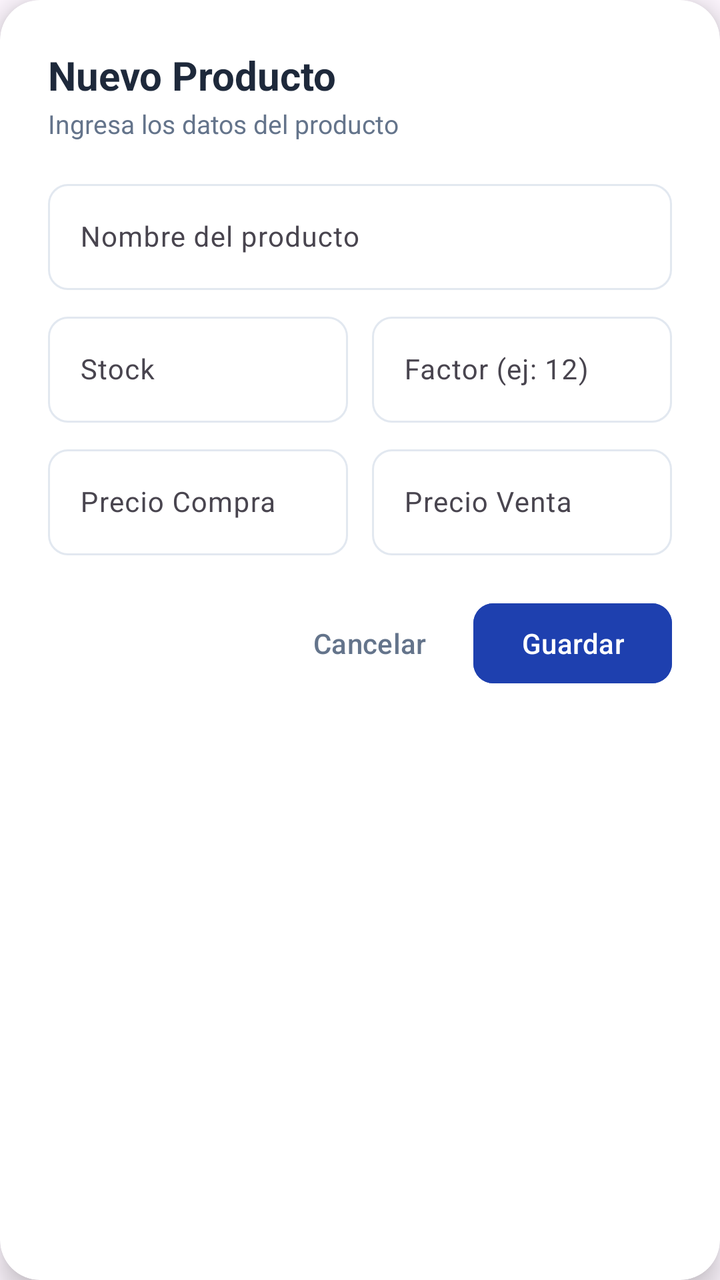
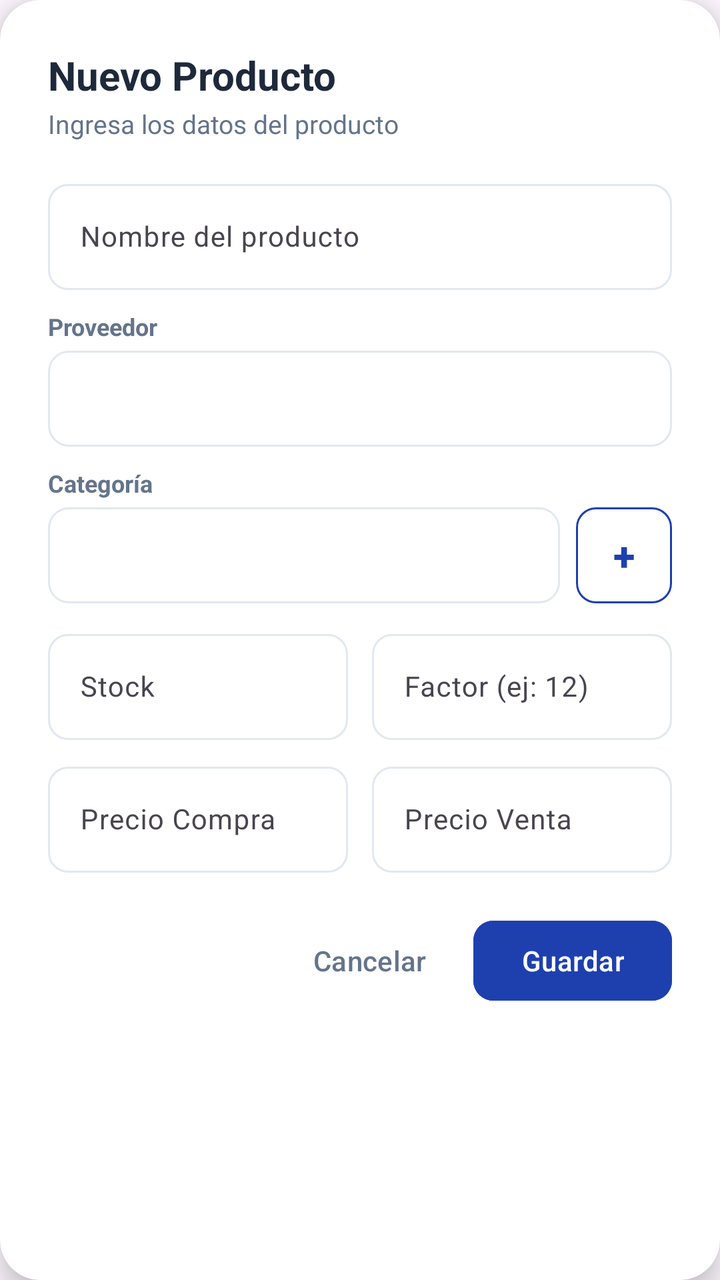

Screens rendered from an Android XML layout before and after an edit, with the pre-edit source and the edit as a unified diff.
<!-- AndroidManifest.xml: application theme Theme.Adisanappandroid -->
<!-- res/layout/dialog_producto.xml -->
<?xml version="1.0" encoding="utf-8"?>
<com.google.android.material.card.MaterialCardView xmlns:android="http://schemas.android.com/apk/res/android"
    xmlns:app="http://schemas.android.com/apk/res-auto"
    android:layout_width="match_parent"
    android:layout_height="wrap_content"
    app:cardBackgroundColor="@color/white"
    app:cardCornerRadius="20dp"
    app:cardElevation="8dp"
    app:strokeWidth="0dp">

    <LinearLayout
        android:layout_width="match_parent"
        android:layout_height="wrap_content"
        android:orientation="vertical"
        android:padding="24dp">

        <TextView
            android:id="@+id/tvDialogTitle"
            android:layout_width="wrap_content"
            android:layout_height="wrap_content"
            android:text="Nuevo Producto"
            android:textColor="@color/text_primary"
            android:textSize="20sp"
            android:textStyle="bold" />

        <TextView
            android:id="@+id/tvDialogSubtitle"
            android:layout_width="wrap_content"
            android:layout_height="wrap_content"
            android:layout_marginTop="2dp"
            android:text="Ingresa los datos del producto"
            android:textColor="@color/text_secondary"
            android:textSize="13sp" />

        
        <com.google.android.material.textfield.TextInputLayout
            android:id="@+id/tilNombre"
            style="@style/Widget.Material3.TextInputLayout.OutlinedBox"
            android:layout_width="match_parent"
            android:layout_height="wrap_content"
            android:layout_marginTop="16dp"
            app:boxCornerRadiusBottomEnd="10dp"
            app:boxCornerRadiusBottomStart="10dp"
            app:boxCornerRadiusTopEnd="10dp"
            app:boxCornerRadiusTopStart="10dp"
            app:boxStrokeColor="@color/input_stroke_color">

            <com.google.android.material.textfield.TextInputEditText
                android:id="@+id/etNombre"
                android:layout_width="match_parent"
                android:layout_height="wrap_content"
                android:hint="Nombre del producto"
                android:inputType="textPersonName"
                android:maxLines="1"
                android:textColor="@color/text_primary"
                android:textSize="14sp" />
        </com.google.android.material.textfield.TextInputLayout>

        
        <LinearLayout
            android:layout_width="match_parent"
            android:layout_height="wrap_content"
            android:layout_marginTop="8dp"
            android:baselineAligned="false"
            android:orientation="horizontal">

            <com.google.android.material.textfield.TextInputLayout
                android:id="@+id/tilStock"
                style="@style/Widget.Material3.TextInputLayout.OutlinedBox"
                android:layout_width="0dp"
                android:layout_height="wrap_content"
                android:layout_marginEnd="6dp"
                android:layout_weight="1"
                app:boxCornerRadiusBottomEnd="10dp"
                app:boxCornerRadiusBottomStart="10dp"
                app:boxCornerRadiusTopEnd="10dp"
                app:boxCornerRadiusTopStart="10dp"
                app:boxStrokeColor="@color/input_stroke_color">

                <com.google.android.material.textfield.TextInputEditText
                    android:id="@+id/etStock"
                    android:layout_width="match_parent"
                    android:layout_height="wrap_content"
                    android:hint="Stock"
                    android:inputType="number"
                    android:maxLines="1"
                    android:textColor="@color/text_primary"
                    android:textSize="14sp" />
            </com.google.android.material.textfield.TextInputLayout>

            <com.google.android.material.textfield.TextInputLayout
                android:id="@+id/tilFactor"
                style="@style/Widget.Material3.TextInputLayout.OutlinedBox"
                android:layout_width="0dp"
                android:layout_height="wrap_content"
                android:layout_marginStart="6dp"
                android:layout_weight="1"
                app:boxCornerRadiusBottomEnd="10dp"
                app:boxCornerRadiusBottomStart="10dp"
                app:boxCornerRadiusTopEnd="10dp"
                app:boxCornerRadiusTopStart="10dp"
                app:boxStrokeColor="@color/input_stroke_color">

                <com.google.android.material.textfield.TextInputEditText
                    android:id="@+id/etFactor"
                    android:layout_width="match_parent"
                    android:layout_height="wrap_content"
                    android:hint="Factor (ej: 12)"
                    android:inputType="number"
                    android:maxLines="1"
                    android:textColor="@color/text_primary"
                    android:textSize="14sp" />
            </com.google.android.material.textfield.TextInputLayout>

        </LinearLayout>

        
        <LinearLayout
            android:layout_width="match_parent"
            android:layout_height="wrap_content"
            android:layout_marginTop="8dp"
            android:baselineAligned="false"
            android:orientation="horizontal">

            <com.google.android.material.textfield.TextInputLayout
                android:id="@+id/tilPrecioCompra"
                style="@style/Widget.Material3.TextInputLayout.OutlinedBox"
                android:layout_width="0dp"
                android:layout_height="wrap_content"
                android:layout_marginEnd="6dp"
                android:layout_weight="1"
                app:boxCornerRadiusBottomEnd="10dp"
                app:boxCornerRadiusBottomStart="10dp"
                app:boxCornerRadiusTopEnd="10dp"
                app:boxCornerRadiusTopStart="10dp"
                app:boxStrokeColor="@color/input_stroke_color">

                <com.google.android.material.textfield.TextInputEditText
                    android:id="@+id/etPrecioCompra"
                    android:layout_width="match_parent"
                    android:layout_height="wrap_content"
                    android:hint="Precio Compra"
                    android:inputType="numberDecimal"
                    android:maxLines="1"
                    android:textColor="@color/text_primary"
                    android:textSize="14sp" />
            </com.google.android.material.textfield.TextInputLayout>

            <com.google.android.material.textfield.TextInputLayout
                android:id="@+id/tilPrecioVenta"
                style="@style/Widget.Material3.TextInputLayout.OutlinedBox"
                android:layout_width="0dp"
                android:layout_height="wrap_content"
                android:layout_marginStart="6dp"
                android:layout_weight="1"
                app:boxCornerRadiusBottomEnd="10dp"
                app:boxCornerRadiusBottomStart="10dp"
                app:boxCornerRadiusTopEnd="10dp"
                app:boxCornerRadiusTopStart="10dp"
                app:boxStrokeColor="@color/input_stroke_color">

                <com.google.android.material.textfield.TextInputEditText
                    android:id="@+id/etPrecioVenta"
                    android:layout_width="match_parent"
                    android:layout_height="wrap_content"
                    android:hint="Precio Venta"
                    android:inputType="numberDecimal"
                    android:maxLines="1"
                    android:textColor="@color/text_primary"
                    android:textSize="14sp" />
            </com.google.android.material.textfield.TextInputLayout>

        </LinearLayout>

        
        <LinearLayout
            android:layout_width="match_parent"
            android:layout_height="wrap_content"
            android:layout_marginTop="20dp"
            android:gravity="end"
            android:orientation="horizontal">

            <com.google.android.material.button.MaterialButton
                android:id="@+id/btnCancelarDialog"
                style="@style/Widget.Material3.Button.TextButton"
                android:layout_width="wrap_content"
                android:layout_height="wrap_content"
                android:layout_marginEnd="8dp"
                android:text="Cancelar"
                android:textColor="@color/text_secondary" />

            <com.google.android.material.button.MaterialButton
                android:id="@+id/btnGuardarDialog"
                android:layout_width="wrap_content"
                android:layout_height="wrap_content"
                android:backgroundTint="@color/blue_primary"
                android:text="Guardar"
                android:textColor="@color/white"
                app:cornerRadius="10dp" />

        </LinearLayout>

    </LinearLayout>

</com.google.android.material.card.MaterialCardView>
<!-- resources referenced by this layout -->
<resources>
  <color name="blue_primary">#1E40AF</color>
  <color name="text_primary">#1E293B</color>
  <color name="text_secondary">#64748B</color>
  <color name="white">#FFFFFFFF</color>
  <style name="Theme.Adisanappandroid" parent="Base.Theme.Adisanappandroid" />
  <style name="Base.Theme.Adisanappandroid" parent="Theme.Material3.DayNight.NoActionBar">
          
          
      </style>
</resources>

<!-- the commit's change to res/layout/dialog_producto.xml (unified diff, before → after) -->
@@ -60,7 +60,83 @@
         <LinearLayout
             android:layout_width="match_parent"
             android:layout_height="wrap_content"
-            android:layout_marginTop="8dp"
+            android:layout_marginTop="10dp"
+            android:orientation="vertical">
+
+            <TextView
+                android:layout_width="wrap_content"
+                android:layout_height="wrap_content"
+                android:layout_marginBottom="4dp"
+                android:text="Proveedor"
+                android:textColor="@color/text_secondary"
+                android:textSize="12sp"
+                android:textStyle="bold" />
+
+            <Spinner
+                android:id="@+id/spinnerProveedor"
+                android:layout_width="match_parent"
+                android:layout_height="48dp"
+                android:background="@drawable/bg_spinner_outlined"
+                android:paddingHorizontal="12dp" />
+        </LinearLayout>
+
+        
+        <LinearLayout
+            android:layout_width="match_parent"
+            android:layout_height="wrap_content"
+            android:layout_marginTop="10dp"
+            android:orientation="vertical">
+
+            <TextView
+                android:layout_width="wrap_content"
+                android:layout_height="wrap_content"
+                android:layout_marginBottom="4dp"
+                android:text="Categoría"
+                android:textColor="@color/text_secondary"
+                android:textSize="12sp"
+                android:textStyle="bold" />
+
+            <LinearLayout
+                android:layout_width="match_parent"
+                android:layout_height="wrap_content"
+                android:gravity="center_vertical"
+                android:orientation="horizontal">
+
+                <Spinner
+                    android:id="@+id/spinnerCategoria"
+                    android:layout_width="0dp"
+                    android:layout_height="48dp"
+                    android:layout_marginEnd="8dp"
+                    android:layout_weight="1"
+                    android:background="@drawable/bg_spinner_outlined"
+                    android:paddingHorizontal="12dp" />
+
+                <com.google.android.material.button.MaterialButton
+                    android:id="@+id/btnCrearCategoria"
+                    style="@style/Widget.Material3.Button.OutlinedButton"
+                    android:layout_width="48dp"
+                    android:layout_height="48dp"
+                    android:insetLeft="0dp"
+                    android:insetTop="0dp"
+                    android:insetRight="0dp"
+                    android:insetBottom="0dp"
+                    android:padding="0dp"
+                    android:text="+"
+                    android:textColor="@color/blue_primary"
+                    android:textSize="20sp"
+                    android:textStyle="bold"
+                    app:cornerRadius="10dp"
+                    app:strokeColor="@color/blue_primary"
+                    app:strokeWidth="1dp" />
+
+            </LinearLayout>
+        </LinearLayout>
+
+        
+        <LinearLayout
+            android:layout_width="match_parent"
+            android:layout_height="wrap_content"
+            android:layout_marginTop="10dp"
             android:baselineAligned="false"
             android:orientation="horizontal">
 
<!-- resource entries referenced after the edit -->
@@ -4,7 +4,18 @@
   <color name="text_primary">#1E293B</color>
   <color name="text_secondary">#64748B</color>
   <color name="white">#FFFFFFFF</color>
+  <!-- drawable bg_spinner_outlined (drawable) -->
+  <?xml version="1.0" encoding="utf-8"?>
+  <shape xmlns:android="http://schemas.android.com/apk/res/android"
+      android:shape="rectangle">
+      <solid android:color="@color/white" />
+      <stroke
+          android:width="1dp"
+          android:color="@color/border_color" />
+      <corners android:radius="10dp" />
+  </shape>
   <style name="Theme.Adisanappandroid" parent="Base.Theme.Adisanappandroid" />
+  <color name="border_color">#E2E8F0</color>
   <style name="Base.Theme.Adisanappandroid" parent="Theme.Material3.DayNight.NoActionBar">
           
           
